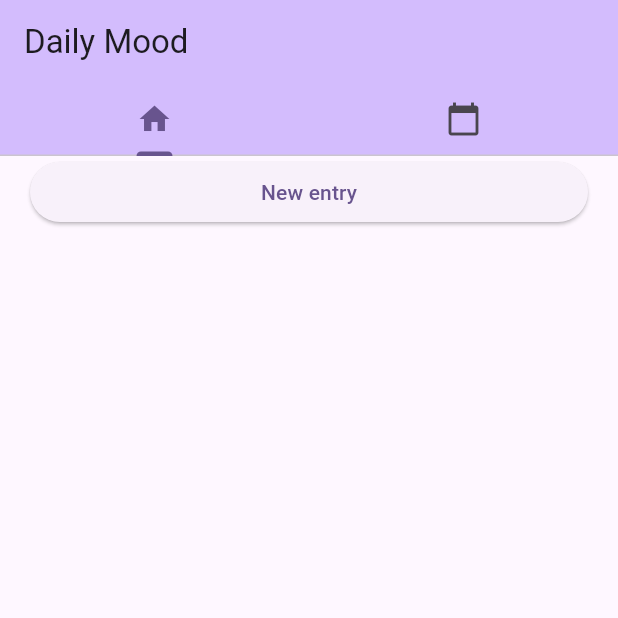
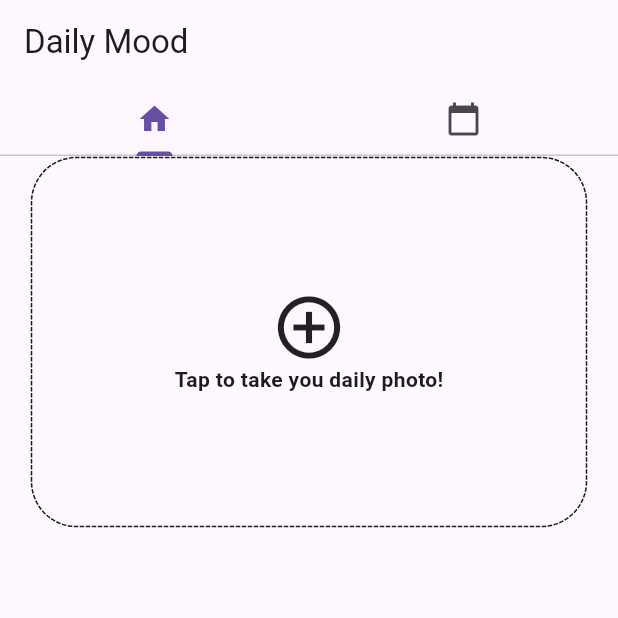
Before and after one commit to ju-rouaux/Highlight, a Flutter app: the screen it shows after launch, on a phone screen of 412 x 824 dp, the top half of it. Run offline on Flutter 3.47's test engine with Material 3 defaults, Android fonts, the phone set to English and light mode, and no system bars; drawn by our look-alikes of dotted_border; our stand-ins replace image_picker, sqflite; accounts and stored records are empty.

Commit message:
Tous les écrans principaux ajoutés, refactoring

```diff
--- a/analysis_options.yaml
+++ b/analysis_options.yaml
@@ -23,7 +23,7 @@ linter:
   rules:
     # avoid_print: false  # Uncomment to disable the `avoid_print` rule
     # prefer_single_quotes: true  # Uncomment to enable the `prefer_single_quotes` rule
-    prefer_const_constructors: false
+    # prefer_const_constructors: false
 
 # Additional information about this file can be found at
 # https://dart.dev/guides/language/analysis-options
--- /dev/null
+++ b/lib/empty_picture.dart
@@ -0,0 +1,46 @@
+import 'package:dotted_border/dotted_border.dart';
+import 'package:flutter/material.dart';
+
+class EmptyPicture extends StatelessWidget {
+  const EmptyPicture({super.key, required this.aspectRatio});
+
+  final double aspectRatio;
+
+  @override
+  Widget build(BuildContext context) {
+    return AspectRatio(
+      aspectRatio: aspectRatio,
+      // Border
+      child: DottedBorder(
+        borderType: BorderType.RRect,
+        radius: const Radius.circular(30),
+        padding: const EdgeInsets.all(4),
+        color: Theme.of(context).colorScheme.onBackground,
+        borderPadding: const EdgeInsets.all(1),
+
+        // Frame
+        child: ClipRRect(
+          borderRadius: BorderRadius.circular(30),
+          child: Container(
+            decoration: const BoxDecoration(
+                color: Colors.transparent), // Required for tap detection
+            child: const Center(
+              child: Column(
+                mainAxisAlignment: MainAxisAlignment.center,
+
+                // Text and Icon
+                children: [
+                  Icon(Icons.add_circle_outline_sharp, size: 50.0),
+                  Text(
+                    "Tap to take you daily photo!",
+                    style: TextStyle(fontWeight: FontWeight.bold),
+                  )
+                ],
+              ),
+            ),
+          ),
+        ),
+      ),
+    );
+  }
+}
--- /dev/null
+++ b/lib/entries.dart
@@ -0,0 +1,169 @@
+import 'dart:io';
+import 'package:dailymood/mood_enum.dart';
+import 'package:flutter/material.dart';
+import 'package:path/path.dart';
+import 'package:sqflite/sqflite.dart';
+
+// Set of functions to manipulate the database
+class Entry {
+  Entry._(); // Private constructor
+
+  static Database? _database;
+
+  static Future<Database> get database async {
+    _database ??= await openDatabase(
+      join(await getDatabasesPath(), 'dailymood_test02.db'),
+      onCreate: (db, version) {
+        return db.execute(
+          "CREATE TABLE entries(id INTEGER PRIMARY KEY, date TEXT, image TEXT, title TEXT, description TEXT, mood TEXT)",
+        );
+      },
+      version: 1,
+    );
+
+    return _database!;
+  }
+
+  static Future<List<FinalEntry>> entries() async {
+    final db = await database;
+    final List<Map<String, dynamic>> maps =
+        await db.query('entries', orderBy: 'date DESC');
+    return List.generate(maps.length, (i) {
+      return FinalEntry(
+        maps[i]['id'],
+        DateTime.parse(maps[i]['date']),
+        File(maps[i]['image']),
+        maps[i]['title'],
+        maps[i]['description'],
+        Mood.values.firstWhere((e) => e.toString() == maps[i]['mood']),
+      );
+    });
+  }
+
+  static Future<bool> todayEntryDoesExist() async {
+    final db = await database;
+    final List<Map<String, dynamic>> maps =
+        await db.query('entries', orderBy: 'date DESC');
+    if (maps.isNotEmpty) {
+      return maps[0]['id'].toString() ==
+          DateTime.now().toIso8601String().split('T')[0].replaceAll("-", "");
+    }
+    return false;
+  }
+
+  static Future<void> deleteEntry(int? id) async {
+    if (id == null) return;
+
+    final db = await database;
+
+    await db.delete(
+      'entries',
+      where: 'id = ?',
+      whereArgs: [id],
+    );
+  }
+}
+
+// Entry whith no listener, cannot be modified after creation
+class FinalEntry {
+  final int? id;
+  final DateTime date;
+  final File image;
+  final String title;
+  final String description;
+  final Mood mood;
+
+  FinalEntry(
+      this.id, this.date, this.image, this.title, this.description, this.mood);
+
+  FinalEntry.fromNewEntry(NewEntry newEntry)
+      : id = newEntry._id,
+        date = newEntry.date,
+        image = newEntry.image!,
+        title = newEntry.title,
+        description = newEntry.description,
+        mood = newEntry.mood;
+
+  FinalEntry.onlyImage(File img)
+      : id = null,
+        date = DateTime.now(),
+        image = img,
+        title = "",
+        description = "",
+        mood = Mood.none;
+}
+
+// Entry with listener for UI, can be modified after creation
+class NewEntry extends ChangeNotifier {
+  int? _id;
+  DateTime _date = DateTime.now();
+  File? _image;
+  String _title = "";
+  String _description = "";
+  Mood _mood = Mood.none;
+
+  DateTime get date => _date;
+  File? get image => _image;
+  String get title => _title;
+  String get description => _description;
+  Mood get mood => _mood;
+
+  void updateDate(DateTime newDate) {
+    _date = newDate;
+    notifyListeners();
+  }
+
+  void updateImage(File newImage) {
+    _image = newImage;
+    notifyListeners();
+  }
+
+  void updateTitle(String newTitle) {
+    _title = newTitle;
+    notifyListeners();
+  }
+
+  void updateDescription(String newDesc) {
+    _description = newDesc;
+    notifyListeners();
+  }
+
+  void updateMood(Mood newMood) {
+    _mood = newMood;
+    notifyListeners();
+  }
+
+  Future<void> saveEntry() async {
+    final db = await Entry.database;
+
+    await db.insert(
+      'entries',
+      {
+        'id': _date.toIso8601String().split('T')[0].replaceAll("-", ""),
+        'date': _date.toIso8601String(),
+        'image': _image?.path,
+        'title': _title,
+        'description': _description,
+        'mood': _mood.toString(),
+      },
+      conflictAlgorithm: ConflictAlgorithm.replace,
+    );
+  }
+
+  Future<void> updateEntry() async {
+    final db = await Entry.database;
+
+    await db.update(
+      'entries',
+      {
+        'date': _date.toIso8601String(),
+        'image': _image?.path,
+        'title': _title,
+        'description': _description,
+        'mood': _mood.toString(),
+      },
+      where: 'id = ?',
+      whereArgs: [_id],
+    );
+  }
+}
--- a/lib/entry.dart
+++ /dev/null
@@ -1,108 +0,0 @@
-import 'dart:io';
-import 'package:dailymood/mood_enum.dart';
-import 'package:flutter/material.dart';
-import 'package:path/path.dart';
-import 'package:sqflite/sqflite.dart';
-
-class Entry extends ChangeNotifier {
-
-  int? _id;
-  DateTime _date = DateTime.now();
-  File? _image;
-  String _title = "";
-  String _description = "";
-  Mood _mood = Mood.neutral;
-
-  DateTime get date => _date;
-  File? get image => _image;
-  String get title => _title;
-  String get description => _description;
-  Mood get mood => _mood;
-
-  void updateDate(DateTime newDate) {
-    _date = newDate;
-    notifyListeners();
-  }
-
-  void updateImage(File newImage) {
-    _image = newImage;
-    notifyListeners();
-  }
-
-  void updateTitle(String newTitle) {
-    _title = newTitle;
-    notifyListeners();
-  }
-
-  void updateDescription(String newDesc) {
-    _description = newDesc;
-    notifyListeners();
-  }
-
-  void updateMood(Mood newMood) {
-    _mood = newMood;
-    notifyListeners();
-  }
-
-
-  static Future<Database> get database async {
-    return openDatabase(
-      join(await getDatabasesPath(), 'dailymood_test02.db'),
-      onCreate: (db, version) {
-        return db.execute(
-          "CREATE TABLE entries(id INTEGER PRIMARY KEY, date TEXT, image TEXT, title TEXT, description TEXT, mood TEXT)",
-        );
-      },
-      version: 1,
-    );
-  }
-
-  Future<void> saveEntry() async {
-    final db = await database;
-
-    await db.insert(
-      'entries',
-      {
-        'id': _date.toIso8601String().split('T')[0].replaceAll("-", ""),
-        'date': _date.toIso8601String(),
-        'image': _image?.path,
-        'title': _title,
-        'description': _description,
-        'mood': _mood.toString(),
-      },
-      conflictAlgorithm: ConflictAlgorithm.replace,
-    );
-  }
-
-  static Future<List<Entry>> entries() async {
-    final db = await database;
-    final List<Map<String, dynamic>> maps = await db.query('entries', orderBy: 'date DESC');
-    return List.generate(maps.length, (i) {
-      return Entry()
-        .._id = maps[i]['id']
-        ..updateDate(DateTime.parse(maps[i]['date']))
-        ..updateImage(File(maps[i]['image']))
-        ..updateTitle(maps[i]['title'])
-        ..updateDescription(maps[i]['description'])
-        ..updateMood(Mood.values.firstWhere((e) => e.toString() == maps[i]['mood']));
-    });
-  }
-
-  Future<void> updateEntry() async {
-    final db = await database;
-
-    await db.update(
-      'entries',
-      {
-        'date': _date.toIso8601String(),
-        'image': _image?.path,
-        'title': _title,
-        'description': _description,
-        'mood': _mood.toString(),
-      },
-      where: 'id = ?',
-      whereArgs: [_id],
-    );
-  }
-
-}
--- a/lib/timeline.dart
+++ b/lib/timeline.dart
@@ -1,5 +1,7 @@
-import 'package:dailymood/entry.dart';
+import 'package:dailymood/empty_picture.dart';
+import 'package:dailymood/entries.dart';
 import 'package:dailymood/form_root.dart';
+import 'package:dailymood/picture_details.dart';
 import 'package:dailymood/picture_frame.dart';
 import 'package:flutter/material.dart';
 
@@ -11,7 +13,8 @@ class Timeline extends StatefulWidget {
 }
 
 class _TimelineState extends State<Timeline> {
-  List<Entry> entries = [];
+  List<FinalEntry> entries = [];
+  bool hasEntryForToday = false;
 
   @override
   void initState() {
@@ -21,30 +24,45 @@ class _TimelineState extends State<Timeline> {
 
   void loadEntries() async {
     entries = await Entry.entries();
+    hasEntryForToday = await Entry.todayEntryDoesExist();
     setState(() {});
   }
 
   @override
   Widget build(BuildContext context) {
+    int offset = hasEntryForToday ? 0 : 1;
     return ListView.builder(
-      // TODO CHECK SI UNE ENTREE DU JOUR EST FAITE
-      itemCount: entries.length + 1, // +1 pour l'élément du haut
+      itemCount: entries.length + offset, // +1 pour l'élément du haut
       itemBuilder: (context, index) {
-        if (index == 0) {
-          return ElevatedButton(
-            onPressed: () {
-              Navigator.push(
+        if (index == 0 && !hasEntryForToday) {
+          return buildNewEntryButton(() => Navigator.push(
                 context,
-                MaterialPageRoute(builder: (context) => FormRoot(entry: entries[0])),
-              );
-            },
-            child: Text("New entry")
-          ); // Customize this placeholder as needed
+                MaterialPageRoute(builder: (context) {
+                  return const FormRoot();
+                }),
+              ).then((_) {
+                loadEntries();
+              }));
         }
         return Padding(
-            padding: EdgeInsets.symmetric(vertical: 20),
-            child: PictureFrame(pictureModel: entries[index - 1]));
+            padding: const EdgeInsets.symmetric(vertical: 20),
+            child: GestureDetector(
+                onTap: () {
+                  Navigator.push(
+                    context,
+                    MaterialPageRoute(
+                      builder: (context) =>
+                          PictureDetails(entry: entries[index - offset]),
+                    ),
+                  );
+                },
+                child: PictureFrame(pictureModel: entries[index - offset])));
       },
     );
   }
+
+  Widget buildNewEntryButton(void Function() onTap) {
+    return GestureDetector(
+        onTap: onTap, child: const EmptyPicture(aspectRatio: 3 / 2));
+  }
 }
--- a/pubspec.yaml
+++ b/pubspec.yaml
@@ -31,6 +31,8 @@ dependencies:
   path: ^1.9.0
   provider: ^6.1.2
   sqflite: ^2.3.2
+  dotted_border: ^2.1.0
+  intl: ^0.19.0
 
 dev_dependencies:
   flutter_test:
```
Also changed, not shown: lib/form_comment.dart (+7 -11 lines), lib/form_mood.dart (+8 -10 lines), lib/form_picture.dart (+23 -9 lines), lib/form_root.dart (+28 -39 lines), lib/form_validation.dart (+15 -12 lines), lib/main.dart (+3 -7 lines), lib/mood_enum.dart (+4 -3 lines), lib/picture_details.dart (added, +36 -0 lines), lib/picture_frame.dart (+22 -36 lines), pubspec.lock.
